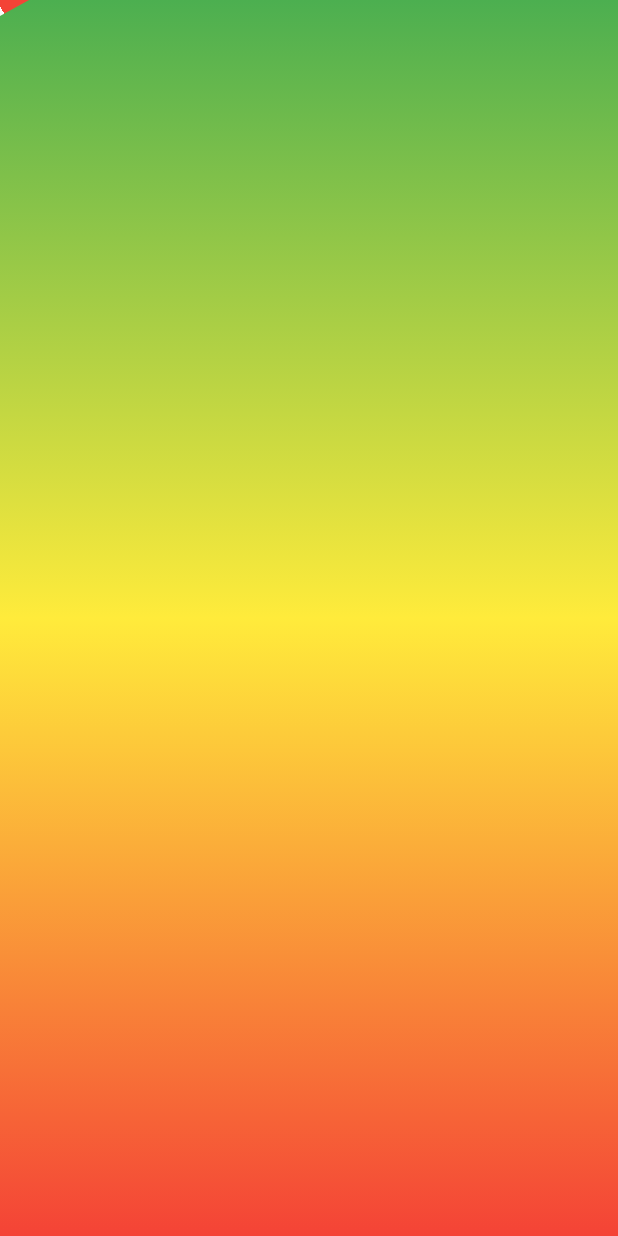
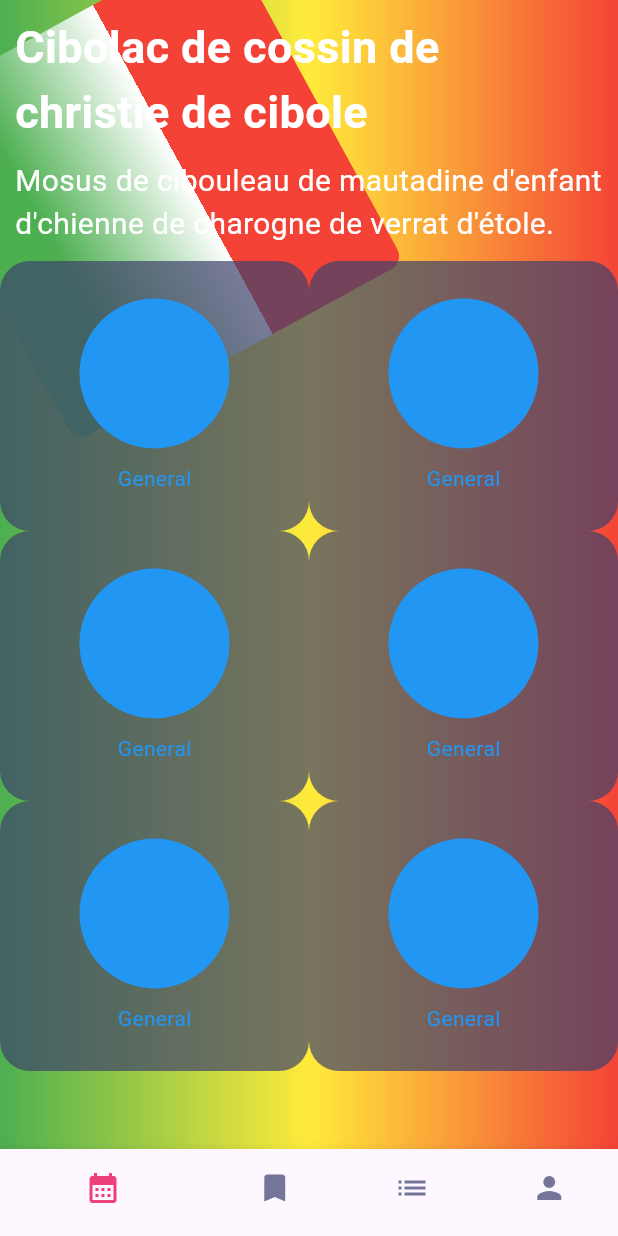
Before and after one commit to ByteRaider/flutter_app_template_basic, a Flutter app: the screen it shows after launch, on a phone screen of 412 x 824 dp. Run offline on Flutter 3.47's test engine with Material 3 defaults, Android fonts, the phone set to English and light mode, and no system bars.

Commit message:
Add card table

```diff
--- a/lib/main.dart
+++ b/lib/main.dart
@@ -1,5 +1,6 @@
 import 'package:basic_flutter_template/screens/screens.dart';
 import 'package:flutter/material.dart';
+import 'package:flutter/services.dart';
 
 void main() => runApp(const MyApp());
 
@@ -8,6 +9,12 @@
 
   @override
   Widget build(BuildContext context) {
+    SystemChrome.setSystemUIOverlayStyle(SystemUiOverlayStyle.light.copyWith(
+      statusBarColor: Colors.green.shade300,
+      // systemNavigationBarColor: Colors.red,
+      //  systemNavigationBarDividerColor: Colors.white
+    ));
+
     return MaterialApp(
       debugShowCheckedModeBanner: false,
       title: 'Material App',
--- a/lib/screens/home_screen.dart
+++ b/lib/screens/home_screen.dart
@@ -10,6 +10,25 @@
       body: Stack(
         children: [
           BackgroundX(),
+          _HomeBody(),
+        ],
+      ),
+      bottomNavigationBar: CustomBottomNavigation(),
+    );
+  }
+}
+
+class _HomeBody extends StatelessWidget {
+  const _HomeBody();
+
+  @override
+  Widget build(BuildContext context) {
+    return const SingleChildScrollView(
+      child: Column(
+        children: [
+          PageTitle(),
+          //card table
+          CardTable(),
         ],
       ),
     );
--- a/lib/widgets/background.dart
+++ b/lib/widgets/background.dart
@@ -12,13 +12,13 @@
         Colors.yellow,
         Colors.red,
       ],
-      begin: Alignment.topCenter,
-      end: Alignment.bottomCenter,
+      // begin: Alignment.topCenter,
+      // end: Alignment.bottomCenter,
       //stops: [0.3, 0.3, 0.31],
     ));
     return Stack(children: [
       Container(decoration: boxDecoration),
-      const Positioned(top: -100, left: -100, child: _PinkBox()),
+      const Positioned(top: -20, left: -45, child: _PinkBox()),
     ]);
   }
 }
@@ -31,8 +31,8 @@
     return Transform.rotate(
       angle: -0.5,
       child: Container(
-        width: 100,
-        height: 100,
+        width: 250,
+        height: 250,
         decoration: BoxDecoration(
             color: Colors.pink,
             borderRadius: BorderRadius.circular(10),
--- /dev/null
+++ b/lib/widgets/card_table.dart
@@ -0,0 +1,60 @@
+import 'package:flutter/material.dart';
+
+class CardTable extends StatelessWidget {
+  const CardTable({super.key});
+  @override
+  Widget build(BuildContext context) {
+    return Table(
+      children: const [
+        TableRow(children: [
+          _SingleCard(
+              icon: Icons.border_all, color: Colors.blue, text: 'General'),
+          _SingleCard(
+              icon: Icons.border_all, color: Colors.blue, text: 'General'),
+        ]),
+        TableRow(children: [
+          _SingleCard(
+              icon: Icons.border_all, color: Colors.blue, text: 'General'),
+          _SingleCard(
+              icon: Icons.border_all, color: Colors.blue, text: 'General'),
+        ]),
+        TableRow(children: [
+          _SingleCard(
+              icon: Icons.border_all, color: Colors.blue, text: 'General'),
+          _SingleCard(
+              icon: Icons.border_all, color: Colors.blue, text: 'General'),
+        ])
+      ],
+    );
+  }
+}
+
+class _SingleCard extends StatelessWidget {
+  final IconData icon;
+  final Color color;
+  final String text;
+
+  const _SingleCard(
+      {required this.icon, required this.color, required this.text});
+
+  @override
+  Widget build(BuildContext context) {
+    return Container(
+        height: 180,
+        decoration: const BoxDecoration(
+            color: Color.fromRGBO(62, 66, 107, 0.7),
+            borderRadius: BorderRadius.all(Radius.circular(20))),
+        child: Column(
+          mainAxisAlignment: MainAxisAlignment.center,
+          children: [
+            CircleAvatar(
+              backgroundColor: color,
+              radius: 50,
+              child: Icon(icon, color: color, size: 50),
+            ),
+            const SizedBox(height: 10),
+            Text(text, style: TextStyle(color: color))
+          ],
+        ));
+  }
+}
--- /dev/null
+++ b/lib/widgets/custom_bottom_navigation.dart
@@ -0,0 +1,29 @@
+import 'package:flutter/material.dart';
+
+class CustomBottomNavigation extends StatelessWidget {
+  const CustomBottomNavigation({super.key});
+
+  @override
+  Widget build(BuildContext context) {
+    return BottomNavigationBar(
+        showSelectedLabels: false,
+        showUnselectedLabels: false,
+        backgroundColor: const Color.fromRGBO(55, 57, 84, 1),
+        selectedItemColor: Colors.pink.shade400,
+        unselectedItemColor: const Color.fromRGBO(116, 117, 152, 1),
+        // currentIndex: 0,
+        items: const [
+          BottomNavigationBarItem(
+            icon: Icon(Icons.calendar_month),
+            label: 'Calendar',
+          ),
+          BottomNavigationBarItem(
+              icon: Icon(Icons.bookmark), label: 'Bookmarks'),
+          BottomNavigationBarItem(
+            icon: Icon(Icons.list),
+            label: 'Lists',
+          ),
+          BottomNavigationBarItem(icon: Icon(Icons.person), label: 'Profile'),
+        ]);
+  }
+}
--- /dev/null
+++ b/lib/widgets/page_title.dart
@@ -0,0 +1,35 @@
+import 'package:flutter/material.dart';
+
+class PageTitle extends StatelessWidget {
+  const PageTitle({super.key});
+
+  @override
+  Widget build(BuildContext context) {
+    return SafeArea(
+      bottom: false,
+      child: Container(
+        padding: const EdgeInsets.symmetric(horizontal: 10, vertical: 10),
+        child: const Column(
+          crossAxisAlignment: CrossAxisAlignment.start,
+          children: [
+            Text(
+              "Cibolac de cossin de christie de cibole",
+              style: TextStyle(
+                  color: Colors.white,
+                  fontSize: 30,
+                  fontWeight: FontWeight.bold),
+            ),
+            SizedBox(height: 10),
+            Text(
+              "Mosus de cibouleau de mautadine d'enfant d'chienne de charogne de verrat d'étole.",
+              style: TextStyle(
+                color: Colors.white,
+                fontSize: 20,
+              ),
+            ),
+          ],
+        ),
+      ),
+    );
+  }
+}
--- a/lib/widgets/widgets.dart
+++ b/lib/widgets/widgets.dart
@@ -1 +1,4 @@
 export 'package:basic_flutter_template/widgets/background.dart';
+export 'package:basic_flutter_template/widgets/card_table.dart';
+export 'package:basic_flutter_template/widgets/custom_bottom_navigation.dart';
+export 'package:basic_flutter_template/widgets/page_title.dart';
```
